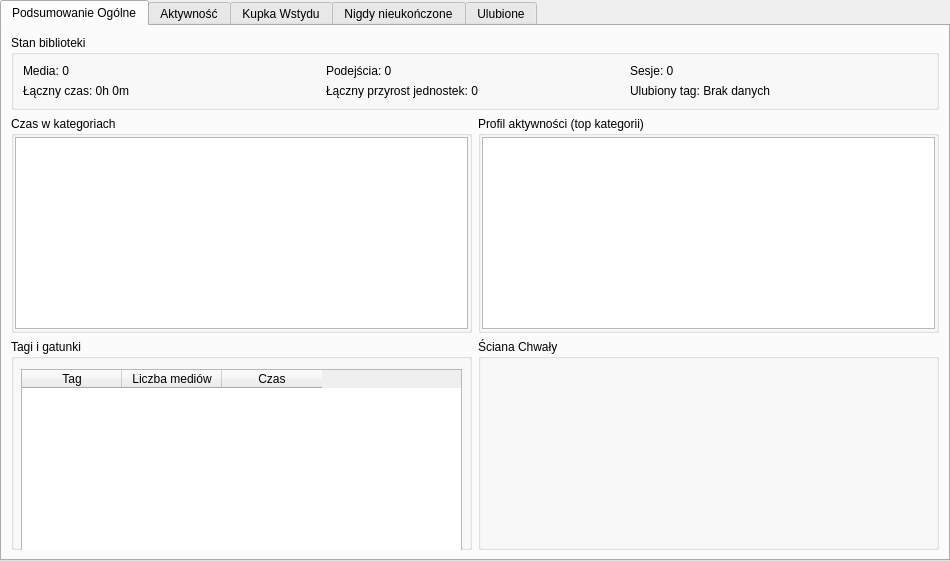
Before: the Qt Designer form ui/statisticswidget.ui in Janek2230/CML, drawn with Qt 5.
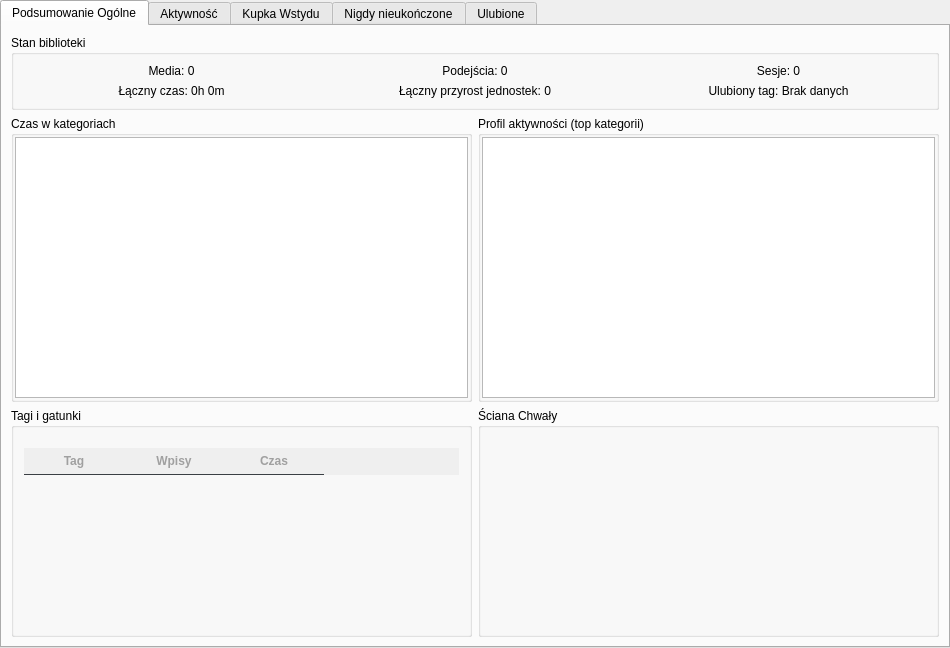
After: the same form once the commit is applied. Custom widgets are drawn as their Qt base class.

What changed in the file:
```diff
--- a/ui/statisticswidget.ui
+++ b/ui/statisticswidget.ui
@@ -7,7 +7,7 @@
     <x>0</x>
     <y>0</y>
     <width>950</width>
-    <height>561</height>
+    <height>648</height>
    </rect>
   </property>
   <property name="windowTitle">
@@ -40,9 +40,15 @@
       </attribute>
       <layout class="QGridLayout" name="gridLayout_5">
        <item row="0" column="0">
-        <layout class="QVBoxLayout" name="verticalLayout_8">
+        <layout class="QVBoxLayout" name="verticalLayout_8" stretch="0,5,4">
          <item>
           <widget class="QGroupBox" name="groupBoxKPI">
+           <property name="maximumSize">
+            <size>
+             <width>16777215</width>
+             <height>90</height>
+            </size>
+           </property>
            <property name="title">
             <string>Stan biblioteki</string>
            </property>
@@ -52,6 +58,9 @@
               <property name="text">
                <string>Ulubiony tag: Brak danych</string>
               </property>
+              <property name="alignment">
+               <set>Qt::AlignmentFlag::AlignCenter</set>
+              </property>
              </widget>
             </item>
             <item row="0" column="1">
@@ -59,6 +68,9 @@
               <property name="text">
                <string>Podejścia: 0</string>
               </property>
+              <property name="alignment">
+               <set>Qt::AlignmentFlag::AlignCenter</set>
+              </property>
              </widget>
             </item>
             <item row="1" column="1">
@@ -66,6 +78,9 @@
               <property name="text">
                <string>Łączny przyrost jednostek: 0</string>
               </property>
+              <property name="alignment">
+               <set>Qt::AlignmentFlag::AlignCenter</set>
+              </property>
              </widget>
             </item>
             <item row="0" column="0">
@@ -73,6 +88,9 @@
               <property name="text">
                <string>Media: 0</string>
               </property>
+              <property name="alignment">
+               <set>Qt::AlignmentFlag::AlignCenter</set>
+              </property>
              </widget>
             </item>
             <item row="1" column="0">
@@ -80,6 +98,9 @@
               <property name="text">
                <string>Łączny czas: 0h 0m</string>
               </property>
+              <property name="alignment">
+               <set>Qt::AlignmentFlag::AlignCenter</set>
+              </property>
              </widget>
             </item>
             <item row="0" column="2">
@@ -87,6 +108,9 @@
               <property name="text">
                <string>Sesje: 0</string>
               </property>
+              <property name="alignment">
+               <set>Qt::AlignmentFlag::AlignCenter</set>
+              </property>
              </widget>
             </item>
            </layout>
@@ -145,20 +169,38 @@
           </layout>
          </item>
          <item>
-          <layout class="QHBoxLayout" name="horizontalLayout_4">
+          <layout class="QHBoxLayout" name="horizontalLayout_4" stretch="1,1">
            <item>
             <widget class="QGroupBox" name="groupBoxTagi">
              <property name="title">
               <string>Tagi i gatunki</string>
              </property>
+             <layout class="QVBoxLayout" name="verticalLayoutTagi">
+              <property name="leftMargin">
+               <number>10</number>
+              </property>
+              <property name="topMargin">
+               <number>20</number>
+              </property>
+              <property name="rightMargin">
+               <number>10</number>
+              </property>
+              <property name="bottomMargin">
+               <number>10</number>
+              </property>
+              <item>
              <widget class="QTableWidget" name="tableSummaryTagi">
-              <property name="geometry">
-               <rect>
-                <x>10</x>
-                <y>30</y>
-                <width>441</width>
-                <height>192</height>
-               </rect>
+                <property name="styleSheet">
+                 <string notr="true">QTableWidget { border: none; background-color: transparent; } QHeaderView::section { background-color: transparent; border: none; font-weight: bold; color: #a0a0a0; border-bottom: 1px solid #3a3f44; padding: 4px; } QTableWidget::item { border-bottom: 1px solid rgba(255,255,255,0.05); padding: 4px; }</string>
+                </property>
+                <property name="editTriggers">
+                 <set>QAbstractItemView::EditTrigger::NoEditTriggers</set>
+                </property>
+                <property name="selectionMode">
+                 <enum>QAbstractItemView::SelectionMode::NoSelection</enum>
+                </property>
+                <property name="showGrid">
+                 <bool>false</bool>
               </property>
               <column>
                <property name="text">
@@ -167,7 +209,7 @@
               </column>
               <column>
                <property name="text">
-                <string>Liczba mediów</string>
+                  <string>Wpisy</string>
                </property>
               </column>
               <column>
@@ -176,6 +218,8 @@
                </property>
               </column>
              </widget>
+              </item>
+             </layout>
             </widget>
            </item>
            <item>
@@ -183,25 +227,6 @@
              <property name="title">
               <string>Ściana Chwały</string>
              </property>
-             <layout class="QGridLayout" name="gridLayout_4">
-              <item row="0" column="0">
-               <layout class="QVBoxLayout" name="verticalLayout_7">
-                <item>
-                 <spacer name="verticalSpacer">
-                  <property name="orientation">
-                   <enum>Qt::Orientation::Vertical</enum>
-                  </property>
-                  <property name="sizeHint" stdset="0">
-                   <size>
-                    <width>20</width>
-                    <height>40</height>
-                   </size>
-                  </property>
-                 </spacer>
-                </item>
-               </layout>
-              </item>
-             </layout>
             </widget>
            </item>
           </layout>
@@ -497,7 +522,7 @@
        </item>
       </layout>
      </widget>
-     <widget class="QWidget" name="tabUlubione">
+     <widget class="QWidget" name="tabNigdyNieukonczone">
       <attribute name="title">
        <string>Nigdy nieukończone</string>
       </attribute>
@@ -521,7 +546,7 @@
        </item>
       </layout>
      </widget>
-     <widget class="QWidget" name="tabPorzucone">
+     <widget class="QWidget" name="tabUlubione">
       <attribute name="title">
        <string>Ulubione</string>
       </attribute>
```
Left out of the diff: 26 changed lines with no effect on the pictures. Lines whose indentation alone changed are shown as unchanged.
